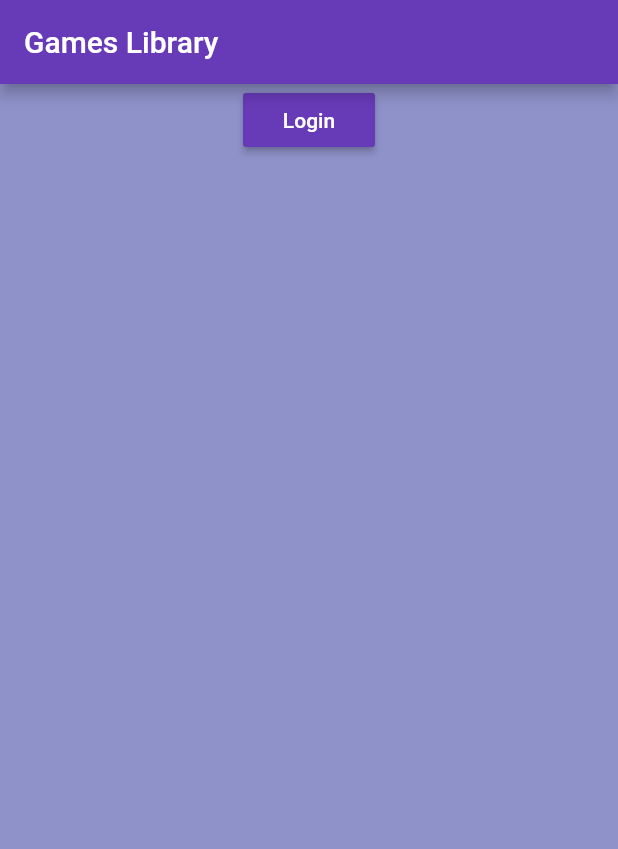
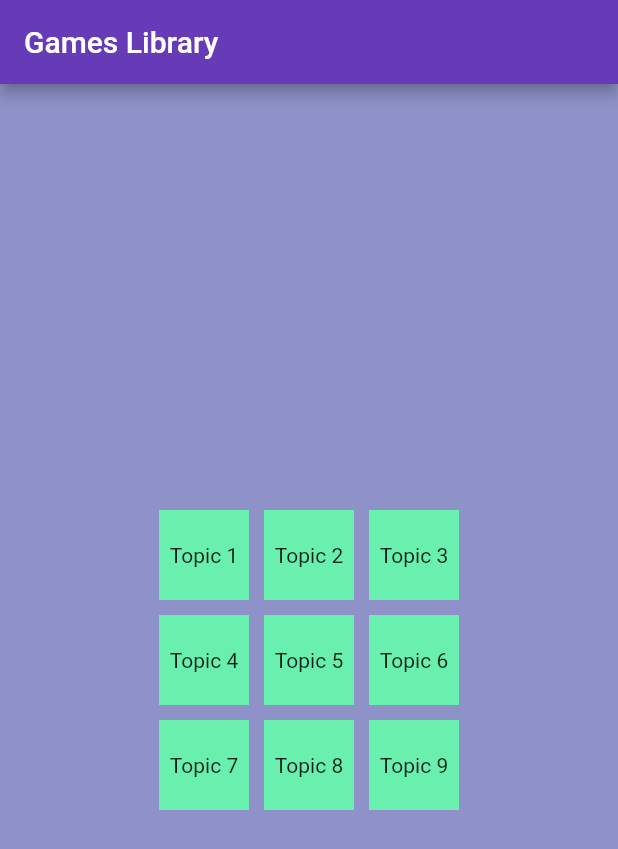
Before and after one commit to JoshuaR830/party-games-flutter, a Flutter app: the screen it shows after launch, on a phone screen of 412 x 824 dp. Shown: the top 849 px of the screen. Run offline on Flutter 3.47's test engine with Material 2 defaults, Android fonts, the light colour scheme and no system bars; missing offline and left inert: signalr_core.

Commit message:
Added a grid

```diff
--- a/lib/Pages/ThoughtsAndCrossesPage.dart
+++ b/lib/Pages/ThoughtsAndCrossesPage.dart
@@ -110,3 +110,43 @@ class _ThoughtsAndCrossesPageState extends State<ThoughtsAndCrossesPage> {
     );
   }
 }
+
+class ThoughtsAndCrossesGrid extends StatefulWidget {
+  ThoughtsAndCrossesGrid({Key key}) : super(key: key);
+
+  _ThoughtsAndCrossesGridState createState() => _ThoughtsAndCrossesGridState();
+}
+
+class _ThoughtsAndCrossesGridState extends State<ThoughtsAndCrossesGrid> {
+
+  Widget _buildGrid() {
+    final _topics = <String>['Topic 1', 'Topic 2', 'Topic 3', 'Topic 4', 'Topic 5', 'Topic 6', 'Topic 7', 'Topic 8', 'Topic 9'];
+    final _gridItems = <Widget>[];
+
+    _topics.forEach((topic) => _gridItems.add(Container(
+      padding: EdgeInsets.all(4),
+      child: Center(
+        child: Text(topic),
+      ),
+      color: Colors.greenAccent[200],
+    )));
+
+    return GridView.count(
+      crossAxisCount: 3,
+      mainAxisSpacing: 10,
+      crossAxisSpacing: 10,
+      children: _gridItems,
+    );
+  }
+
+  @override
+  Widget build(BuildContext context) {
+    return Center(
+      child: SizedBox(
+        width: 200,
+        height: 200,
+        child: _buildGrid(),
+      ),
+    );
+  }
+}
--- a/lib/main.dart
+++ b/lib/main.dart
@@ -48,7 +48,7 @@ class PartyGames extends StatelessWidget {
           title: Text('Games Library'),
         ),
 //        body: GamesLibraryPage() // This creates the body of the page
-        body: ThoughtsAndCrossesPage() // This creates the body of the page
+        body: ThoughtsAndCrossesGrid() // This creates the body of the page
       ),
     );
   }
```
